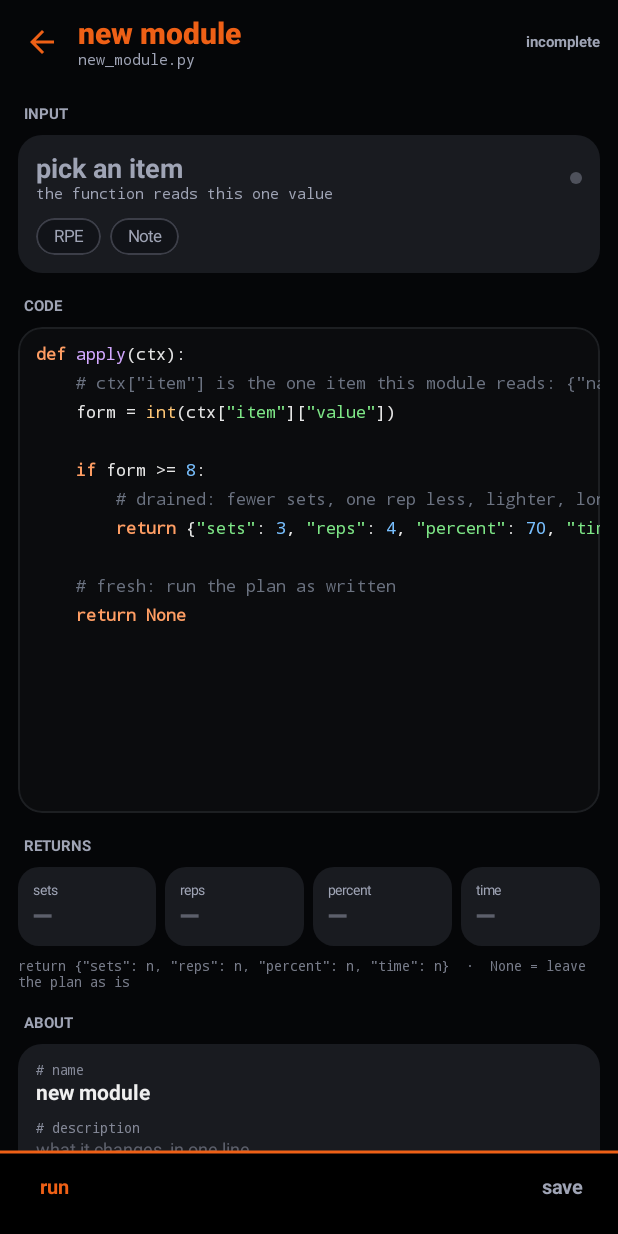
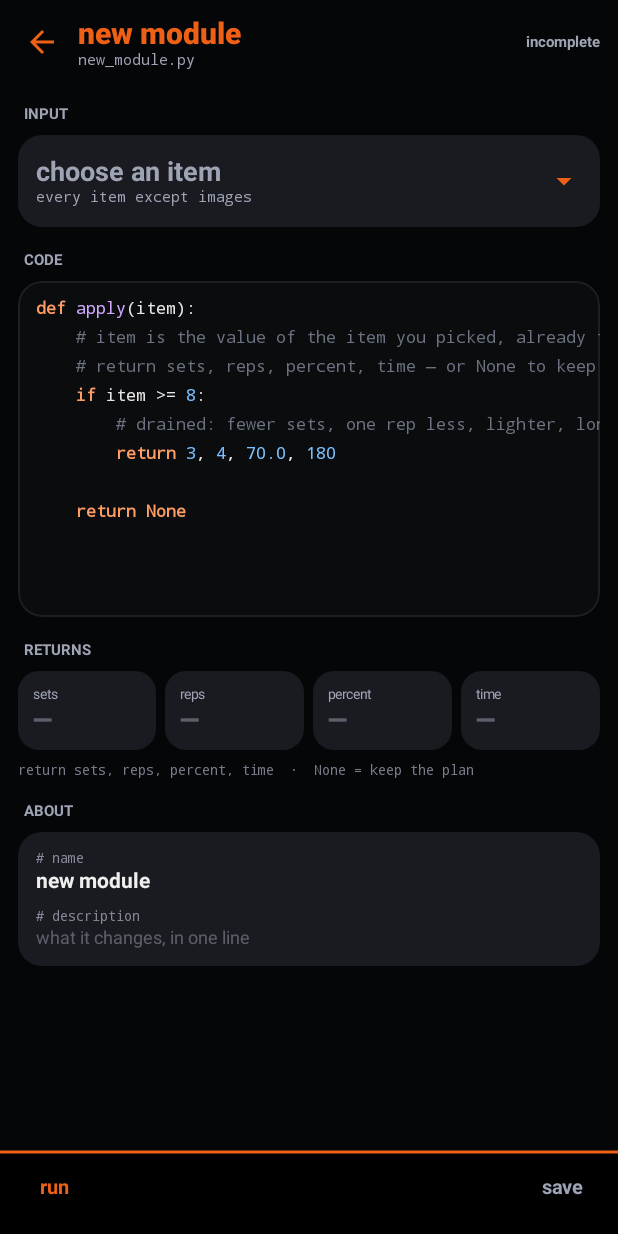
Before and after one commit to ymzindustry/basicplanner, an Android app built with Jetpack Compose: the screen it shows after launch (MainActivity), after a tap on "new module", on a phone screen of 412 x 824 dp. Run offline under Robolectric (Android 15) with nearby library versions, the phone set to English and light mode, and no system bars; 1 other tap on this screen came first.

Commit message:
Modules: apply(item) with a typed item value and a (sets, reps, percent, time) return

```diff
--- a/app/build.gradle.kts
+++ b/app/build.gradle.kts
@@ -17,8 +17,8 @@ android {
         applicationId = "com.ymz.basicplanner.v10"
         minSdk = 26
         targetSdk = 36
-        versionCode = 27
-        versionName = "1.1.3"
+        versionCode = 28
+        versionName = "1.1.4"
 
         testInstrumentationRunner = "androidx.test.runner.AndroidJUnitRunner"
     }
--- a/app/src/main/java/com/ymz/basicplanner/model/module/ModuleModel.kt
+++ b/app/src/main/java/com/ymz/basicplanner/model/module/ModuleModel.kt
@@ -22,8 +22,8 @@ data class ModuleInputBinding(
 )
 
 /**
- * A Python function `apply(ctx)` that reads exactly one item and returns the prescription to apply
- * to every set it covers: `{"sets": n, "reps": n, "percent": n, "time": n}`.
+ * A Python function `apply(item)` that receives exactly one item value and returns the prescription
+ * for every set it covers, as a tuple: `return sets, reps, percent, time`.
  *
  * [itemFamilyId] is the single item the function may read, picked when the module is created; the
  * engine resolves its value on the target (or the closest ancestor that carries it).
@@ -39,25 +39,23 @@ data class ModuleDefinition(
 ) {
     companion object {
         const val DEFAULT_CODE: String =
-            "def apply(ctx):\n" +
-                "    # ctx[\"item\"] is the one item this module reads: {\"name\", \"value\"}\n" +
-                "    form = int(ctx[\"item\"][\"value\"])\n" +
+            "def apply(item):\n" +
+                "    # item is the value of the item you picked, already typed\n" +
+                "    # return sets, reps, percent, time — or None to keep the plan\n" +
+                "    if item >= 8:\n" +
+                "        # drained: fewer sets, one rep less, lighter, longer rest\n" +
+                "        return 3, 4, 70.0, 180\n" +
                 "\n" +
-                "    if form >= 8:\n" +
-                "        # drained: fewer sets, one rep less, lighter, longer rest\n" +
-                "        return {\"sets\": 3, \"reps\": 4, \"percent\": 70, \"time\": 180}\n" +
-                "\n" +
-                "    # fresh: run the plan as written\n" +
                 "    return None\n"
 
-        /** The four keys a module may return; anything else is ignored. */
+        /** What `apply` returns, in order. */
         const val RETURN_KEYS = "sets, reps, percent, time"
     }
 }
 
 /**
- * What `apply(ctx)` returns: the prescription for the sets it covers. Every field is optional; a
- * missing field means "leave the plan value alone".
+ * What `apply(item)` returns, once the tuple `sets, reps, percent, time` has been read back. Every
+ * field is optional; a missing field means "leave the plan value alone".
  */
 @Serializable
 data class ModulePrescription(
@@ -103,10 +101,11 @@ data class ModuleTargetInfo(
     val name: String
 )
 
-/** The one item a module reads: its family name and the value found on the target or an ancestor. */
+/** The one item a module reads: its family name, its type and the value found on the target or an ancestor. */
 @Serializable
 data class ModuleItemInfo(
     val name: String,
+    val type: String = "string",
     val value: String
 )
 
@@ -116,7 +115,7 @@ data class ModuleContext(
     val date: String,
     val program_id: Long,
     val target: ModuleTargetInfo,
-    /** The module's single item — what `apply` is allowed to read. */
+    /** The module's single item — what `apply` receives as its argument. */
     val item: ModuleItemInfo? = null,
     /** Item family name → value (kept for modules that still read the whole map). */
     val items: Map<String, String> = emptyMap(),
--- a/app/src/main/java/com/ymz/basicplanner/ui/ModuleEditorScreen.kt
+++ b/app/src/main/java/com/ymz/basicplanner/ui/ModuleEditorScreen.kt
@@ -23,6 +23,9 @@ import androidx.compose.foundation.text.BasicTextField
 import androidx.compose.foundation.verticalScroll
 import androidx.compose.material.icons.Icons
 import androidx.compose.material.icons.automirrored.filled.ArrowBack
+import androidx.compose.material.icons.filled.ArrowDropDown
+import androidx.compose.material3.DropdownMenu
+import androidx.compose.material3.DropdownMenuItem
 import androidx.compose.material3.Icon
 import androidx.compose.material3.IconButton
 import androidx.compose.material3.Text
@@ -57,9 +60,11 @@ import com.ymz.basicplanner.data.AppStateStore
 import com.ymz.basicplanner.data.PythonModuleExecutor
 import com.ymz.basicplanner.model.CreationState
 import com.ymz.basicplanner.model.module.ModuleDefinition
+import com.ymz.basicplanner.model.ItemType
 import com.ymz.basicplanner.model.module.ModulePrescription
 import kotlinx.coroutines.launch
 import kotlinx.serialization.json.Json
+import kotlinx.serialization.json.jsonArray
 
 private val CODE_BG = Color(0xFF0B0C0E)
 private val CODE_LINE = 19.sp
@@ -184,12 +189,25 @@ fun ModuleEditorScreen(
                     )
                 }
             } else {
-                val chosen = families.find { it.id == itemFamilyId }
+                val selectable = families.filter { it.itemType != ItemType.IMAGE }
+                val chosen = selectable.find { it.id == itemFamilyId }
+                var expanded by remember { mutableStateOf(false) }
+
+                // The card itself is the dropdown: no duplicated title, one target to tap.
                 StatCard {
-                    Row(verticalAlignment = Alignment.CenterVertically) {
+                    Box {
+                        Row(
+                            // No clip on this row: clipping at the text origin shaved the first
+                            // glyph of the monospace subtitle.
+                            modifier = Modifier
+                                .fillMaxWidth()
+                                .clickable(enabled = selectable.isNotEmpty()) { expanded = true }
+                                .padding(vertical = 2.dp),
+                            verticalAlignment = Alignment.CenterVertically
+                        ) {
                             Column(Modifier.weight(1f)) {
                                 Text(
-                                text = chosen?.name ?: "pick an item",
+                                    text = chosen?.name ?: "choose an item",
                                     color = if (chosen != null) TextPrimary else TextMuted,
                                     fontSize = 18.sp,
                                     fontWeight = FontWeight.Bold,
@@ -197,34 +215,60 @@ fun ModuleEditorScreen(
                                     overflow = TextOverflow.Ellipsis
                                 )
                                 Text(
-                                text = chosen?.let { it.itemType.name.lowercase() + " · ctx[\"item\"]" }
-                                    ?: "the function reads this one value",
+                                    text = chosen?.let { "passed to apply() as " + it.itemType.name.lowercase() }
+                                        ?: "every item except images",
                                     color = TextMuted,
                                     fontSize = 10.sp,
+                                    fontFamily = FontFamily.Monospace,
+                                    maxLines = 1
+                                )
+                            }
+                            Icon(
+                                Icons.Default.ArrowDropDown,
+                                contentDescription = "choose item",
+                                tint = AccentOrange
+                            )
+                        }
+
+                        DropdownMenu(
+                            expanded = expanded,
+                            onDismissRequest = { expanded = false },
+                            modifier = Modifier.background(DarkSurfaceAlt)
+                        ) {
+                            selectable.forEach { family ->
+                                DropdownMenuItem(
+                                    text = {
+                                        Row(verticalAlignment = Alignment.CenterVertically) {
+                                            Text(
+                                                text = family.name,
+                                                color = if (family.id == itemFamilyId) AccentOrange else TextPrimary,
+                                                fontSize = 13.sp,
+                                                modifier = Modifier.weight(1f)
+                                            )
+                                            Text(
+                                                text = family.itemType.name.lowercase(),
+                                                color = TextMuted,
+                                                fontSize = 9.sp,
                                                 fontFamily = FontFamily.Monospace
                                             )
                                         }
-                        Box(
-                            Modifier
-                                .width(8.dp)
-                                .height(8.dp)
-                                .clip(CircleShape)
-                                .background(if (chosen != null) AccentOrange else TextMuted.copy(alpha = 0.4f))
-                        )
+                                    },
+                                    onClick = {
+                                        itemFamilyId = family.id
+                                        expanded = false
                                     }
-                    Spacer(Modifier.height(10.dp))
-                    Column(verticalArrangement = Arrangement.spacedBy(6.dp)) {
-                        families.chunked(3).forEach { row ->
-                            Row(horizontalArrangement = Arrangement.spacedBy(6.dp)) {
-                                row.forEach { family ->
-                                    Chip(
-                                        label = family.name,
-                                        selected = family.id == itemFamilyId,
-                                        onClick = { itemFamilyId = family.id }
                                 )
                             }
                         }
                     }
+
+                    if (selectable.isEmpty()) {
+                        Text(
+                            "No usable item: images cannot feed a module.",
+                            color = AccentRed,
+                            fontSize = 11.sp,
+                            modifier = Modifier.padding(top = 6.dp)
+                        )
                     }
                 }
             }
@@ -257,7 +301,7 @@ fun ModuleEditorScreen(
                     onValueChange = { code = it },
                     modifier = Modifier
                         .widthIn(min = codeWidth)
-                        .heightIn(min = 300.dp),
+                        .heightIn(min = 200.dp),
                     textStyle = codeStyle.copy(color = TextPrimary),
                     cursorBrush = SolidColor(AccentOrange),
                     visualTransformation = PythonHighlightTransformation
@@ -276,7 +320,7 @@ fun ModuleEditorScreen(
                 ReturnStat("time", returned?.time?.let { "${it}s" }, Modifier.weight(1f))
             }
             Text(
-                text = "return {\"sets\": n, \"reps\": n, \"percent\": n, \"time\": n}  ·  None = leave the plan as is",
+                text = "return sets, reps, percent, time  ·  None = keep the plan",
                 color = TextMuted.copy(alpha = 0.75f),
                 fontFamily = FontFamily.Monospace,
                 fontSize = 9.sp,
@@ -363,9 +407,10 @@ fun ModuleEditorScreen(
                     )
                     val sampleValue = (chosen?.defaultValue ?: "").replace("\"", "\\\"")
                     val sampleName = (chosen?.name ?: "").replace("\"", "\\\"")
+                    val sampleType = chosen?.itemType?.name?.lowercase() ?: "string"
                     val json = """{"date":"${java.time.LocalDate.now()}","program_id":0,""" +
                         """"target":{"kind":"test","id":0,"name":"test"},""" +
-                        """"item":{"name":"$sampleName","value":"$sampleValue"},""" +
+                        """"item":{"name":"$sampleName","type":"$sampleType","value":"$sampleValue"},""" +
                         """"items":{},"sets":[{"id":1,"exerciseId":0,"exercise":"test","movement":"test",""" +
                         """"reps":5,"intensity":80,"rest":120,"weight_kg":100.0}]}"""
                     output = try {
@@ -374,8 +419,13 @@ fun ModuleEditorScreen(
                         "ERROR: ${t.message ?: t::class.simpleName}"
                     }
                     returned = try {
-                        Json { ignoreUnknownKeys = true }
-                            .decodeFromString(ModulePrescription.serializer(), output.orEmpty())
+                        val array = Json.parseToJsonElement(output.orEmpty()).jsonArray
+                        ModulePrescription(
+                            sets = array.getOrNull(0)?.toString()?.toIntOrNull(),
+                            reps = array.getOrNull(1)?.toString()?.toIntOrNull(),
+                            percent = array.getOrNull(2)?.toString()?.toDoubleOrNull(),
+                            time = array.getOrNull(3)?.toString()?.toIntOrNull()
+                        )
                     } catch (t: Throwable) {
                         null
                     }
```
Also changed, not shown: app/src/main/java/com/ymz/basicplanner/model/module/ModuleEngine.kt (+17 -5 lines), 3 other files. Lines whose indentation alone changed are shown as unchanged.
